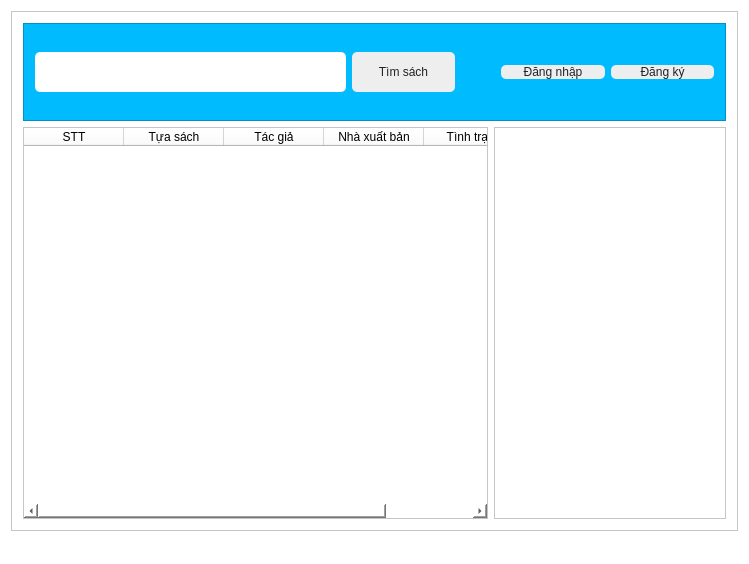
Old version of the form mainwindow.ui in the repository duydvu/Library.
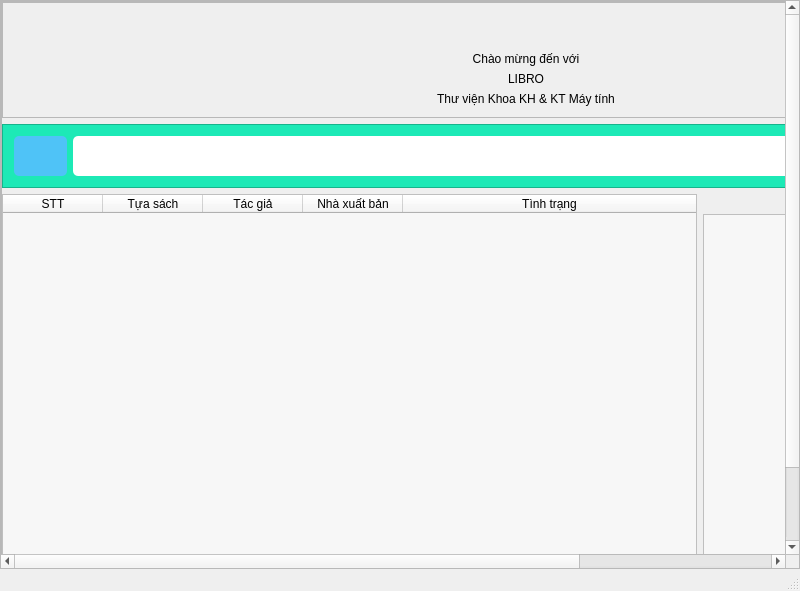
New version of the form.

```diff
--- a/mainwindow.ui
+++ b/mainwindow.ui
@@ -9,18 +9,33 @@
    <rect>
     <x>0</x>
     <y>0</y>
-    <width>749</width>
-    <height>564</height>
+    <width>800</width>
+    <height>591</height>
    </rect>
   </property>
   <property name="windowTitle">
    <string>MainWindow</string>
   </property>
   <property name="styleSheet">
-   <string notr="true">background-color: rgb(255,255,255)</string>
+   <string notr="true"/>
   </property>
   <widget class="QWidget" name="centralWidget">
+   <property name="styleSheet">
+    <string notr="true"/>
+   </property>
    <layout class="QGridLayout" name="gridLayout">
+    <property name="leftMargin">
+     <number>0</number>
+    </property>
+    <property name="topMargin">
+     <number>0</number>
+    </property>
+    <property name="rightMargin">
+     <number>0</number>
+    </property>
+    <property name="bottomMargin">
+     <number>0</number>
+    </property>
     <item row="0" column="1">
      <widget class="QScrollArea" name="scrollArea">
       <property name="widgetResizable">
@@ -31,15 +46,247 @@
         <rect>
          <x>0</x>
          <y>0</y>
-         <width>729</width>
-         <height>524</height>
+         <width>1067</width>
+         <height>823</height>
         </rect>
        </property>
-       <layout class="QVBoxLayout" name="verticalLayout" stretch="1,4">
+       <property name="styleSheet">
+        <string notr="true"/>
+       </property>
+       <layout class="QVBoxLayout" name="verticalLayout" stretch="0">
+        <property name="spacing">
+         <number>0</number>
+        </property>
+        <property name="leftMargin">
+         <number>0</number>
+        </property>
+        <property name="topMargin">
+         <number>0</number>
+        </property>
+        <property name="rightMargin">
+         <number>0</number>
+        </property>
+        <property name="bottomMargin">
+         <number>0</number>
+        </property>
+        <item>
+         <widget class="QFrame" name="frame">
+          <property name="styleSheet">
+           <string notr="true"/>
+          </property>
+          <property name="frameShape">
+           <enum>QFrame::StyledPanel</enum>
+          </property>
+          <property name="frameShadow">
+           <enum>QFrame::Raised</enum>
+          </property>
+          <layout class="QVBoxLayout" name="verticalLayout_2" stretch="1,0,0">
+           <property name="leftMargin">
+            <number>0</number>
+           </property>
+           <property name="topMargin">
+            <number>0</number>
+           </property>
+           <property name="rightMargin">
+            <number>0</number>
+           </property>
+           <property name="bottomMargin">
+            <number>0</number>
+           </property>
+           <item>
+            <widget class="QFrame" name="frame_2">
+             <property name="frameShape">
+              <enum>QFrame::StyledPanel</enum>
+             </property>
+             <property name="frameShadow">
+              <enum>QFrame::Raised</enum>
+             </property>
+             <layout class="QVBoxLayout" name="verticalLayout_3" stretch="1,2,2,1">
+              <item>
+               <layout class="QHBoxLayout" name="horizontalLayout_3">
+                <property name="leftMargin">
+                 <number>800</number>
+                </property>
+                <item>
+                 <widget class="QPushButton" name="Search">
+                  <property name="cursor">
+                   <cursorShape>PointingHandCursor</cursorShape>
+                  </property>
+                  <property name="styleSheet">
+                   <string notr="true">#Search 
+{
+	height: 30px;
+	border: 1px solid black;
+	border-radius: 5px;
+	font: 15pt &quot;Myriad Pro Cond&quot;;
+	background: #eee;
+	color: #222;
+	outline: none;
+}
+#Search:hover 
+{
+	background: qlineargradient(x1: 0, y1: 0, x2: 0, y2: 1,
+                                stop: 0 #e9e9e9, stop: 0.4 #D8D8D8,
+                                stop: 0.5 #DDDDDD, stop: 1.0 #e9e9e9);
+}
+#Search:pressed 
+{
+	padding-top: 2px;
+}</string>
+                  </property>
+                  <property name="text">
+                   <string>Tìm sách</string>
+                  </property>
+                 </widget>
+                </item>
+                <item>
+                 <widget class="QPushButton" name="SignInButton">
+                  <property name="cursor">
+                   <cursorShape>PointingHandCursor</cursorShape>
+                  </property>
+                  <property name="styleSheet">
+                   <string notr="true">#SignInButton 
+{
+	height: 30px;
+	border: 1px solid black;
+	border-radius: 5px;
+	font: 15pt &quot;Myriad Pro Cond&quot;;
+	background: #eee;
+	color: #222;
+	outline: none;
+}
+#SignInButton:hover 
+{
+	background: qlineargradient(x1: 0, y1: 0, x2: 0, y2: 1,
+                                stop: 0 #e9e9e9, stop: 0.4 #D8D8D8,
+                                stop: 0.5 #DDDDDD, stop: 1.0 #e9e9e9);
+}
+#SignInButton:pressed 
+{
+	padding-top: 2px;
+}</string>
+                  </property>
+                  <property name="text">
+                   <string>Đăng nhập</string>
+                  </property>
+                 </widget>
+                </item>
+                <item>
+                 <widget class="QPushButton" name="SignUpButton">
+                  <property name="cursor">
+                   <cursorShape>PointingHandCursor</cursorShape>
+                  </property>
+                  <property name="styleSheet">
+                   <string notr="true">#SignUpButton 
+{
+	height: 30px;
+	border: 1px solid black;
+	border-radius: 5px;
+	font: 15pt &quot;Myriad Pro Cond&quot;;
+	background: #eee;
+	color: #222;
+	outline: none;
+}
+#SignUpButton:hover 
+{
+	background: qlineargradient(x1: 0, y1: 0, x2: 0, y2: 1,
+                                stop: 0 #e9e9e9, stop: 0.4 #D8D8D8,
+                                stop: 0.5 #DDDDDD, stop: 1.0 #e9e9e9);
+}
+#SignUpButton:pressed 
+{
+	padding-top: 2px;
+}</string>
+                  </property>
+                  <property name="text">
+                   <string>Đăng ký</string>
+                  </property>
+                 </widget>
+                </item>
+                <item>
+                 <widget class="QPushButton" name="Help">
+                  <property name="cursor">
+                   <cursorShape>PointingHandCursor</cursorShape>
+                  </property>
+                  <property name="styleSheet">
+                   <string notr="true">#Help 
+{
+	height: 30px;
+	border: 1px solid black;
+	border-radius: 5px;
+	font: 15pt &quot;Myriad Pro Cond&quot;;
+	background: #eee;
+	color: #222;
+	outline: none;
+}
+#Help:hover 
+{
+	background: qlineargradient(x1: 0, y1: 0, x2: 0, y2: 1,
+                                stop: 0 #e9e9e9, stop: 0.4 #D8D8D8,
+                                stop: 0.5 #DDDDDD, stop: 1.0 #e9e9e9);
+}
+#Help:pressed 
+{
+	padding-top: 2px;
+}</string>
+                  </property>
+                  <property name="text">
+                   <string>Trợ giúp</string>
+                  </property>
+                 </widget>
+                </item>
+               </layout>
+              </item>
+              <item>
+               <widget class="QLabel" name="label_2">
+                <property name="styleSheet">
+                 <string notr="true">font: 40pt &quot;Lobster&quot;;
+
+background: none;</string>
+                </property>
+                <property name="text">
+                 <string>Chào mừng đến với</string>
+                </property>
+                <property name="alignment">
+                 <set>Qt::AlignBottom|Qt::AlignHCenter</set>
+                </property>
+               </widget>
+              </item>
+              <item>
+               <widget class="QLabel" name="label_3">
+                <property name="styleSheet">
+                 <string notr="true">font: 60pt &quot;Lobster&quot;;
+background: none;</string>
+                </property>
+                <property name="text">
+                 <string>LIBRO</string>
+                </property>
+                <property name="alignment">
+                 <set>Qt::AlignHCenter|Qt::AlignTop</set>
+                </property>
+               </widget>
+              </item>
+              <item>
+               <widget class="QLabel" name="label_4">
+                <property name="styleSheet">
+                 <string notr="true">font: 30pt &quot;Lobster&quot;;
+background: none;</string>
+                </property>
+                <property name="text">
+                 <string>Thư viện Khoa KH &amp; KT Máy tính</string>
+                </property>
+                <property name="alignment">
+                 <set>Qt::AlignCenter</set>
+                </property>
+               </widget>
+              </item>
+             </layout>
+            </widget>
+           </item>
         <item>
          <widget class="QFrame" name="MainBar">
           <property name="styleSheet">
-           <string notr="true">background: #00BCFF;</string>
+              <string notr="true">background: #1DE9B6;</string>
           </property>
           <property name="frameShape">
            <enum>QFrame::StyledPanel</enum>
@@ -47,7 +294,26 @@
           <property name="frameShadow">
            <enum>QFrame::Raised</enum>
           </property>
-          <layout class="QHBoxLayout" name="horizontalLayout_2" stretch="3,1,0,1,1">
+             <layout class="QHBoxLayout" name="horizontalLayout_2" stretch="1,15,3">
+              <item>
+               <widget class="QPushButton" name="Back">
+                <property name="cursor">
+                 <cursorShape>PointingHandCursor</cursorShape>
+                </property>
+                <property name="styleSheet">
+                 <string notr="true">height: 40px;
+	border-width: 0px;
+	border-radius: 5px;
+	background: #4FC3F7;
+	color: #222;
+	outline: none;
+	font: 15pt &quot;Myriad Pro Cond&quot;;</string>
+                </property>
+                <property name="text">
+                 <string/>
+                </property>
+               </widget>
+              </item>
            <item>
             <widget class="QLineEdit" name="FindBooksEdit">
              <property name="minimumSize">
@@ -83,7 +349,7 @@
 	height: 40px;
 	border-width: 0px;
 	border-radius: 5px;
-	background-color: #eee;
+	background: #4FC3F7;
 	color: #222;
 	outline: none;
 	font: 15pt &quot;Myriad Pro Cond&quot;;
@@ -93,82 +359,7 @@
 }</string>
              </property>
              <property name="text">
-              <string>Tìm sách</string>
-             </property>
-            </widget>
-           </item>
-           <item>
-            <spacer name="horizontalSpacer">
-             <property name="orientation">
-              <enum>Qt::Horizontal</enum>
-             </property>
-             <property name="sizeHint" stdset="0">
-              <size>
-               <width>40</width>
-               <height>20</height>
-              </size>
-             </property>
-            </spacer>
-           </item>
-           <item>
-            <widget class="QPushButton" name="SignInButton">
-             <property name="cursor">
-              <cursorShape>PointingHandCursor</cursorShape>
-             </property>
-             <property name="styleSheet">
-              <string notr="true">#SignInButton 
-{
-	border-width: 0px;
-	border-radius: 5px;
-	font: 15pt &quot;Myriad Pro Cond&quot;;
-	background-color: #eee;
-	color: #222;
-	outline: none;
-}
-#SignInButton:hover 
-{
-	background: qlineargradient(x1: 0, y1: 0, x2: 0, y2: 1,
-                                stop: 0 #e9e9e9, stop: 0.4 #D8D8D8,
-                                stop: 0.5 #DDDDDD, stop: 1.0 #e9e9e9);
-}
-#SignInButton:pressed 
-{
-	padding-top: 2px;
-}</string>
-             </property>
-             <property name="text">
-              <string>Đăng nhập</string>
-             </property>
-            </widget>
-           </item>
-           <item>
-            <widget class="QPushButton" name="SignUpButton">
-             <property name="cursor">
-              <cursorShape>PointingHandCursor</cursorShape>
-             </property>
-             <property name="styleSheet">
-              <string notr="true">#SignUpButton 
-{
-	border-width: 0px;
-	border-radius: 5px;
-	font: 15pt &quot;Myriad Pro Cond&quot;;
-	background-color: #eee;
-	color: #222;
-	outline: none;
-}
-#SignUpButton:hover 
-{
-	background: qlineargradient(x1: 0, y1: 0, x2: 0, y2: 1,
-                                stop: 0 #e9e9e9, stop: 0.4 #D8D8D8,
-                                stop: 0.5 #DDDDDD, stop: 1.0 #e9e9e9);
-}
-#SignUpButton:pressed 
-{
-	padding-top: 2px;
-}</string>
-             </property>
-             <property name="text">
-              <string>Đăng ký</string>
+                 <string>Tìm</string>
              </property>
             </widget>
            </item>
@@ -186,6 +377,15 @@
          <layout class="QHBoxLayout" name="horizontalLayout" stretch="2,1">
           <item>
            <widget class="QTableWidget" name="BooksTable">
+               <property name="minimumSize">
+                <size>
+                 <width>493</width>
+                 <height>427</height>
+                </size>
+               </property>
+               <property name="styleSheet">
+                <string notr="true">background: #f7f7f7;</string>
+               </property>
             <property name="editTriggers">
              <set>QAbstractItemView::NoEditTriggers</set>
             </property>
@@ -229,9 +429,42 @@
            </widget>
           </item>
           <item>
-           <widget class="QTextBrowser" name="intro"/>
-          </item>
-         </layout>
+              <layout class="QVBoxLayout" name="verticalLayout_5">
+               <item>
+                <widget class="QLabel" name="label">
+                 <property name="layoutDirection">
+                  <enum>Qt::LeftToRight</enum>
+                 </property>
+                 <property name="styleSheet">
+                  <string notr="true">font: 15pt &quot;Myriad Pro Cond&quot;;</string>
+                 </property>
+                 <property name="text">
+                  <string>Giới thiệu</string>
+                 </property>
+                 <property name="alignment">
+                  <set>Qt::AlignCenter</set>
+                 </property>
+                </widget>
+               </item>
+               <item>
+                <widget class="QTextBrowser" name="intro">
+                 <property name="minimumSize">
+                  <size>
+                   <width>246</width>
+                   <height>427</height>
+                  </size>
+                 </property>
+                 <property name="styleSheet">
+                  <string notr="true">background: #f7f7f7;</string>
+                 </property>
+                </widget>
+               </item>
+              </layout>
+             </item>
+            </layout>
+           </item>
+          </layout>
+         </widget>
         </item>
        </layout>
       </widget>
```
Left out of the diff: 30 changed lines with no effect on the pictures. Lines whose indentation alone changed are shown as unchanged.
